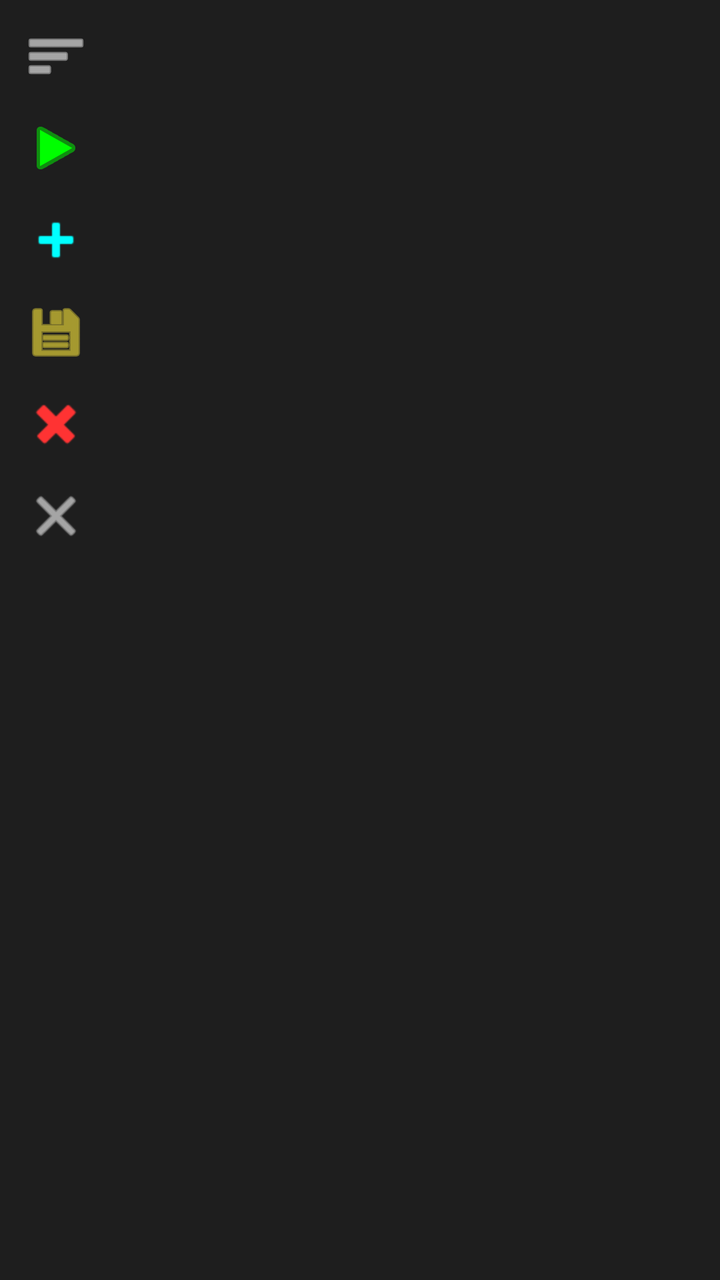
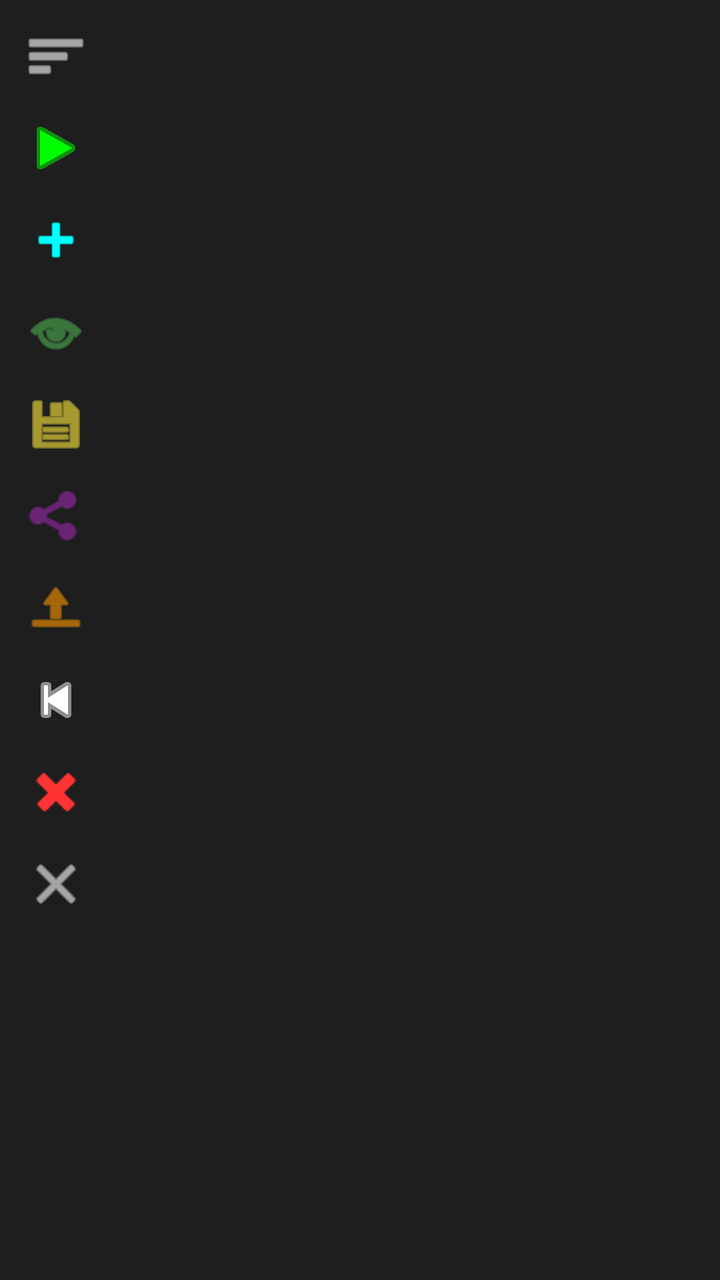

The first picture is an Android layout as it rendered before a commit; the second is the same layout after the commit. The layout source and the unified diff follow.
<!-- AndroidManifest.xml: application theme Theme.AutoClicker -->
<!-- res/layout/overlay_menu.xml -->
<?xml version="1.0" encoding="utf-8"?>
<LinearLayout xmlns:android="http://schemas.android.com/apk/res/android"
    android:id="@+id/menu_container"
    android:layout_width="wrap_content"
    android:layout_height="wrap_content"
    android:background="@color/surface_dark"
    android:orientation="vertical"
    android:padding="8dp"
    android:elevation="12dp">

    <ImageView
        android:id="@+id/btn_drag"
        android:layout_width="40dp"
        android:layout_height="40dp"
        android:padding="4dp"
        android:src="@android:drawable/ic_menu_sort_by_size"
        android:contentDescription="Drag Menu"
        android:tint="@color/text_white"/>

    <ImageView
        android:id="@+id/btn_play"
        android:layout_width="40dp"
        android:layout_height="40dp"
        android:padding="4dp"
        android:src="@android:drawable/ic_media_play"
        android:contentDescription="Play/Pause"
        android:tint="#00FF00"
        android:layout_marginTop="6dp"/>

    <ImageView
        android:id="@+id/btn_add"
        android:layout_width="40dp"
        android:layout_height="40dp"
        android:padding="4dp"
        android:src="@android:drawable/ic_input_add"
        android:contentDescription="Add Click Point"
        android:tint="#00FFFF"
        android:layout_marginTop="6dp"/>

    <ImageView
        android:id="@+id/btn_save_profile"
        android:layout_width="40dp"
        android:layout_height="40dp"
        android:padding="4dp"
        android:src="@android:drawable/ic_menu_save"
        android:contentDescription="Save Automation Profile"
        android:tint="#FFEB3B"
        android:layout_marginTop="6dp"/>

    <ImageView
        android:id="@+id/btn_clear"
        android:layout_width="40dp"
        android:layout_height="40dp"
        android:padding="4dp"
        android:src="@android:drawable/ic_delete"
        android:contentDescription="Clear Target Points"
        android:tint="#FF3333"
        android:layout_marginTop="6dp"/>

    <ImageView
        android:id="@+id/btn_close"
        android:layout_width="40dp"
        android:layout_height="40dp"
        android:padding="4dp"
        android:src="@android:drawable/ic_menu_close_clear_cancel"
        android:contentDescription="Dismiss Control Overlay"
        android:tint="@color/text_white"
        android:layout_marginTop="6dp"/>
</LinearLayout>
<!-- resources referenced by this layout -->
<resources>
  <color name="surface_dark">#1E1E1E</color>
  <color name="text_white">#FFFFFF</color>
  <style name="Theme.AutoClicker" parent="Theme.AppCompat.DayNight.NoActionBar">
          <item name="colorPrimary">@color/primary_color</item>
          <item name="colorPrimaryDark">@color/primary_variant</item>
          <item name="colorAccent">@color/accent_color</item>
      </style>
  <color name="primary_color">#BB86FC</color>
  <color name="primary_variant">#3700B3</color>
  <color name="accent_color">#03DAC6</color>
</resources>

<!-- the commit's change to res/layout/overlay_menu.xml (unified diff, before → after) -->
@@ -15,7 +15,7 @@
         android:padding="4dp"
         android:src="@android:drawable/ic_menu_sort_by_size"
         android:contentDescription="Drag Menu"
-        android:tint="@color/text_white"/>
+        android:tint="@color/text_white" />
 
     <ImageView
         android:id="@+id/btn_play"
@@ -25,7 +25,7 @@
         android:src="@android:drawable/ic_media_play"
         android:contentDescription="Play/Pause"
         android:tint="#00FF00"
-        android:layout_marginTop="6dp"/>
+        android:layout_marginTop="6dp" />
 
     <ImageView
         android:id="@+id/btn_add"
@@ -35,7 +35,17 @@
         android:src="@android:drawable/ic_input_add"
         android:contentDescription="Add Click Point"
         android:tint="#00FFFF"
-        android:layout_marginTop="6dp"/>
+        android:layout_marginTop="6dp" />
+
+    <ImageView
+        android:id="@+id/btn_toggle_visibility"
+        android:layout_width="40dp"
+        android:layout_height="40dp"
+        android:padding="4dp"
+        android:src="@android:drawable/ic_menu_view"
+        android:contentDescription="Toggle Visibility"
+        android:tint="#4CAF50"
+        android:layout_marginTop="6dp" />
 
     <ImageView
         android:id="@+id/btn_save_profile"
@@ -43,9 +53,39 @@
         android:layout_height="40dp"
         android:padding="4dp"
         android:src="@android:drawable/ic_menu_save"
-        android:contentDescription="Save Automation Profile"
+        android:contentDescription="Save Profile"
         android:tint="#FFEB3B"
-        android:layout_marginTop="6dp"/>
+        android:layout_marginTop="6dp" />
+
+    <ImageView
+        android:id="@+id/btn_share_profile"
+        android:layout_width="40dp"
+        android:layout_height="40dp"
+        android:padding="4dp"
+        android:src="@android:drawable/ic_menu_share"
+        android:contentDescription="Share Profile"
+        android:tint="#9C27B0"
+        android:layout_marginTop="6dp" />
+
+    <ImageView
+        android:id="@+id/btn_import_profile"
+        android:layout_width="40dp"
+        android:layout_height="40dp"
+        android:padding="4dp"
+        android:src="@android:drawable/ic_menu_upload"
+        android:contentDescription="Import Profile"
+        android:tint="#FF9800"
+        android:layout_marginTop="6dp" />
+
+    <ImageView
+        android:id="@+id/btn_back"
+        android:layout_width="40dp"
+        android:layout_height="40dp"
+        android:padding="4dp"
+        android:src="@android:drawable/ic_media_previous"
+        android:contentDescription="Back"
+        android:tint="#FFFFFF"
+        android:layout_marginTop="6dp" />
 
     <ImageView
         android:id="@+id/btn_clear"
@@ -53,9 +93,9 @@
         android:layout_height="40dp"
         android:padding="4dp"
         android:src="@android:drawable/ic_delete"
-        android:contentDescription="Clear Target Points"
+        android:contentDescription="Clear"
         android:tint="#FF3333"
-        android:layout_marginTop="6dp"/>
+        android:layout_marginTop="6dp" />
 
     <ImageView
         android:id="@+id/btn_close"
@@ -63,7 +103,8 @@
         android:layout_height="40dp"
         android:padding="4dp"
         android:src="@android:drawable/ic_menu_close_clear_cancel"
-        android:contentDescription="Dismiss Control Overlay"
+        android:contentDescription="Close"
         android:tint="@color/text_white"
-        android:layout_marginTop="6dp"/>
+        android:layout_marginTop="6dp" />
+
 </LinearLayout>
